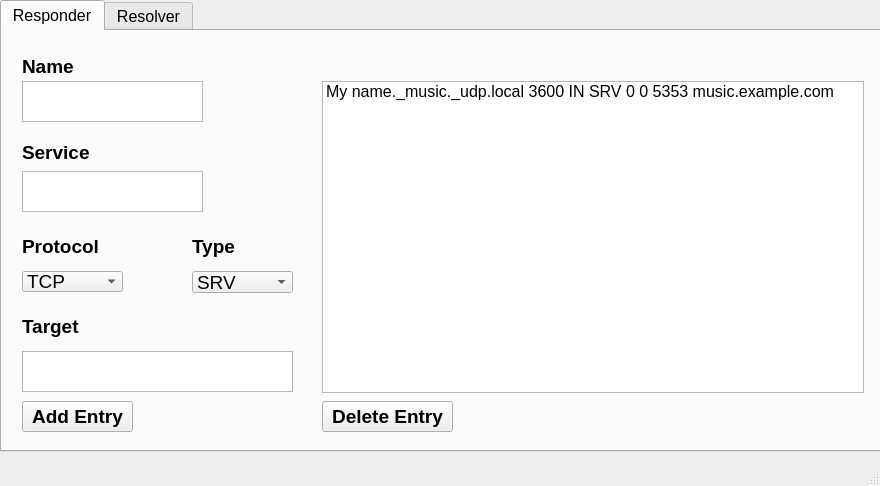
Qt form user_interface.ui (MarianBogdanCostel/Aplicatie-Zero-config-mDNS-and-DNS-SD) before a commit.
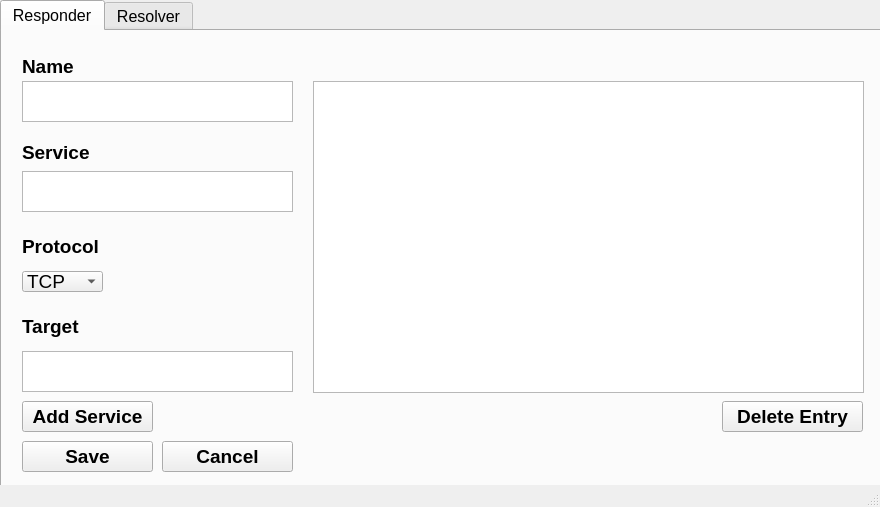
The same form after that commit.

The edit to the form file:
```diff
--- a/user_interface.ui
+++ b/user_interface.ui
@@ -7,7 +7,7 @@
     <x>0</x>
     <y>0</y>
     <width>880</width>
-    <height>486</height>
+    <height>507</height>
    </rect>
   </property>
   <property name="windowTitle">
@@ -20,7 +20,7 @@
       <x>0</x>
       <y>0</y>
       <width>882</width>
-      <height>452</height>
+      <height>491</height>
      </rect>
     </property>
     <property name="font">
@@ -40,7 +40,7 @@
        <rect>
         <x>20</x>
         <y>370</y>
-        <width>111</width>
+        <width>131</width>
         <height>31</height>
        </rect>
       </property>
@@ -52,7 +52,7 @@
        </font>
       </property>
       <property name="text">
-       <string>Add Entry</string>
+       <string>Add Service</string>
       </property>
      </widget>
      <widget class="QLabel" name="label">
@@ -73,7 +73,7 @@
        <rect>
         <x>20</x>
         <y>50</y>
-        <width>181</width>
+        <width>271</width>
         <height>41</height>
        </rect>
       </property>
@@ -121,7 +121,7 @@
        <rect>
         <x>20</x>
         <y>240</y>
-        <width>101</width>
+        <width>81</width>
         <height>21</height>
        </rect>
       </property>
@@ -143,46 +143,6 @@
        </property>
       </item>
      </widget>
-     <widget class="QLabel" name="label_4">
-      <property name="geometry">
-       <rect>
-        <x>190</x>
-        <y>200</y>
-        <width>71</width>
-        <height>31</height>
-       </rect>
-      </property>
-      <property name="text">
-       <string>&lt;html&gt;&lt;head/&gt;&lt;body&gt;&lt;p&gt;&lt;span style=&quot; font-size:14pt; font-weight:600;&quot;&gt;Type&lt;/span&gt;&lt;/p&gt;&lt;/body&gt;&lt;/html&gt;</string>
-      </property>
-     </widget>
-     <widget class="QComboBox" name="type_comboBox">
-      <property name="geometry">
-       <rect>
-        <x>190</x>
-        <y>240</y>
-        <width>101</width>
-        <height>22</height>
-       </rect>
-      </property>
-      <property name="font">
-       <font>
-        <pointsize>14</pointsize>
-        <weight>50</weight>
-        <bold>false</bold>
-       </font>
-      </property>
-      <item>
-       <property name="text">
-        <string>SRV</string>
-       </property>
-      </item>
-      <item>
-       <property name="text">
-        <string>TXT</string>
-       </property>
-      </item>
-     </widget>
      <widget class="QTextEdit" name="target_text">
       <property name="geometry">
        <rect>
@@ -210,7 +170,7 @@
        <rect>
         <x>20</x>
         <y>140</y>
-        <width>181</width>
+        <width>271</width>
         <height>41</height>
        </rect>
       </property>
@@ -243,9 +203,9 @@
      <widget class="QListWidget" name="responder_list">
       <property name="geometry">
        <rect>
-        <x>320</x>
+        <x>311</x>
         <y>50</y>
-        <width>542</width>
+        <width>551</width>
         <height>312</height>
        </rect>
       </property>
@@ -256,18 +216,13 @@
         <bold>false</bold>
        </font>
       </property>
-      <item>
-       <property name="text">
-        <string>My name._music._udp.local 3600 IN SRV 0 0 5353 music.example.com</string>
-       </property>
-      </item>
      </widget>
      <widget class="QPushButton" name="delete_button">
       <property name="geometry">
        <rect>
-        <x>320</x>
+        <x>720</x>
         <y>370</y>
-        <width>131</width>
+        <width>141</width>
         <height>31</height>
        </rect>
       </property>
@@ -282,6 +237,46 @@
        <string>Delete Entry</string>
       </property>
      </widget>
+     <widget class="QPushButton" name="save_button">
+      <property name="geometry">
+       <rect>
+        <x>20</x>
+        <y>410</y>
+        <width>131</width>
+        <height>31</height>
+       </rect>
+      </property>
+      <property name="font">
+       <font>
+        <pointsize>14</pointsize>
+        <weight>75</weight>
+        <bold>true</bold>
+       </font>
+      </property>
+      <property name="text">
+       <string>Save</string>
+      </property>
+     </widget>
+     <widget class="QPushButton" name="cancel_button">
+      <property name="geometry">
+       <rect>
+        <x>160</x>
+        <y>410</y>
+        <width>131</width>
+        <height>31</height>
+       </rect>
+      </property>
+      <property name="font">
+       <font>
+        <pointsize>14</pointsize>
+        <weight>75</weight>
+        <bold>true</bold>
+       </font>
+      </property>
+      <property name="text">
+       <string>Cancel</string>
+      </property>
+     </widget>
     </widget>
     <widget class="QWidget" name="resolver_tab">
      <attribute name="title">
@@ -357,6 +352,77 @@
        </font>
       </property>
      </widget>
+     <widget class="QTextEdit" name="eqp_name_text">
+      <property name="geometry">
+       <rect>
+        <x>10</x>
+        <y>410</y>
+        <width>421</width>
+        <height>41</height>
+       </rect>
+      </property>
+      <property name="font">
+       <font>
+        <pointsize>14</pointsize>
+       </font>
+      </property>
+     </widget>
+     <widget class="QPushButton" name="get_ip_button">
+      <property name="geometry">
+       <rect>
+        <x>440</x>
+        <y>410</y>
+        <width>161</width>
+        <height>41</height>
+       </rect>
+      </property>
+      <property name="font">
+       <font>
+        <pointsize>14</pointsize>
+        <weight>75</weight>
+        <bold>true</bold>
+       </font>
+      </property>
+      <property name="text">
+       <string>Get IP Address</string>
+      </property>
+     </widget>
+     <widget class="QLabel" name="label_4">
+      <property name="geometry">
+       <rect>
+        <x>610</x>
+        <y>410</y>
+        <width>111</width>
+        <height>41</height>
+       </rect>
+      </property>
+      <property name="font">
+       <font>
+        <pointsize>14</pointsize>
+       </font>
+      </property>
+      <property name="text">
+       <string>&lt;html&gt;&lt;head/&gt;&lt;body&gt;&lt;p&gt;&lt;span style=&quot; font-size:14pt; font-weight:600;&quot;&gt;IP Address:&lt;/span&gt;&lt;/p&gt;&lt;/body&gt;&lt;/html&gt;</string>
+      </property>
+     </widget>
+     <widget class="QLabel" name="ip_label">
+      <property name="geometry">
+       <rect>
+        <x>730</x>
+        <y>410</y>
+        <width>131</width>
+        <height>41</height>
+       </rect>
+      </property>
+      <property name="font">
+       <font>
+        <pointsize>14</pointsize>
+       </font>
+      </property>
+      <property name="text">
+       <string>&lt;html&gt;&lt;head/&gt;&lt;body&gt;&lt;p&gt;&lt;span style=&quot; font-size:14pt; font-weight:600;&quot;&gt;&lt;/span&gt;&lt;/p&gt;&lt;/body&gt;&lt;/html&gt;</string>
+      </property>
+     </widget>
     </widget>
    </widget>
   </widget>
```
Left out of the diff: 24 changed lines with no effect on the pictures.
